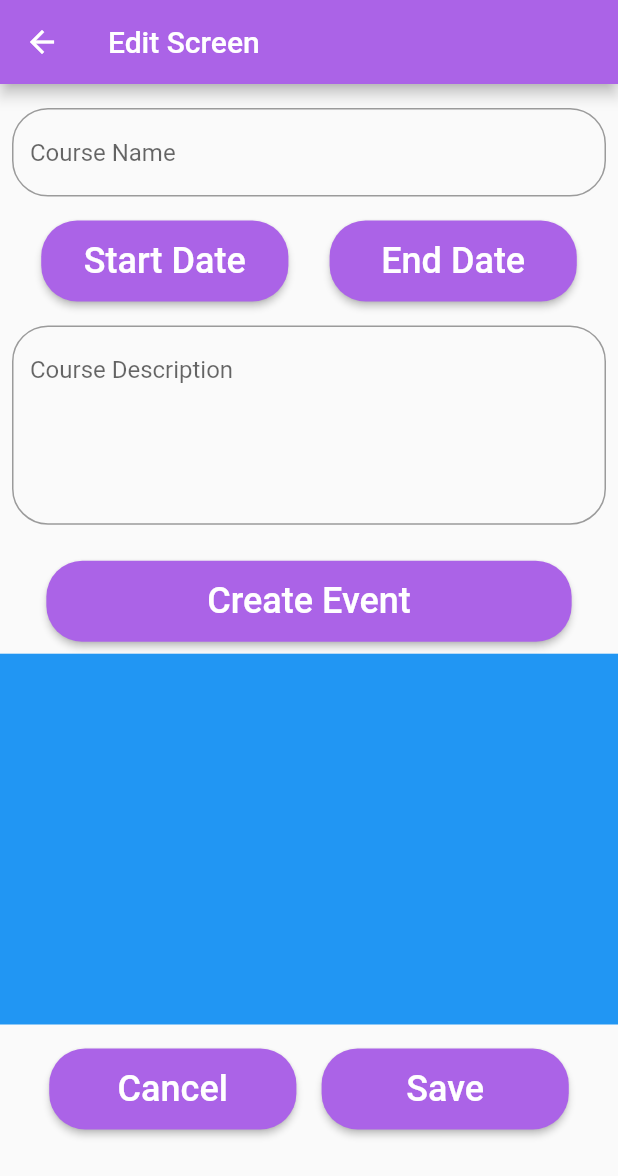
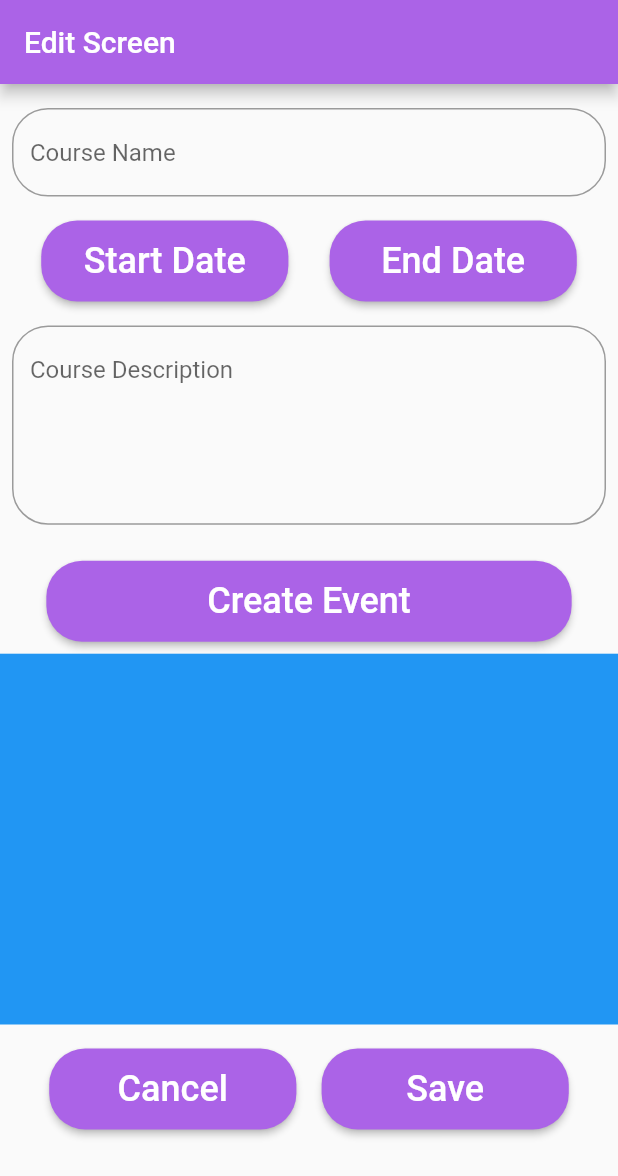
Before and after one commit to EarthLight72100/Jeson-Repository, a Flutter app: the EditScreen screen opened by its route, on a phone screen of 412 x 824 dp. Shown: the top 1176 px of the screen. Run offline on Flutter 3.47's test engine with Material 2 defaults, Android fonts, the phone set to English and light mode, and no system bars; our stand-ins replace firebase_auth, firebase_core, firebase_database, font_awesome_flutter, table_calendar; accounts and stored records are empty.

Commit message:
Work for 4/24/23
Edit functionality

```diff
--- a/jeson-new-app-main/lib/Instructor Screens/edit_screen.dart
+++ b/jeson-new-app-main/lib/Instructor Screens/edit_screen.dart
@@ -65,9 +65,19 @@ class _EditScreenState extends State<EditScreen> {
 
   @override
   Widget build(BuildContext context) {
+    if (_singleton.courseName != null) {
+      nameController.text = _singleton.courseName as String;
+      descController.text = _singleton.courseDescription as String;
+      startDate = _singleton.courseStart as DateTime;
+      startDirty = true;
+      endDate = _singleton.courseEnd as DateTime;
+      endDirty = true;
+    }
+
     return Scaffold(
         appBar: AppBar(
-            title: const Text("Edit Screen")
+            title: const Text("Edit Screen"),
+            automaticallyImplyLeading: false,
         ),
         body: SingleChildScrollView(
           child: Column(
@@ -135,12 +145,13 @@ class _EditScreenState extends State<EditScreen> {
                       // color: Colors.red,
                       height: SizeConfig.blockSizeVertical! * 20,
                       width: SizeConfig.blockSizeHorizontal! * 100,
-                      child: const Padding(
-                        padding: EdgeInsets.symmetric(horizontal: 8, vertical: 16),
+                      child: Padding(
+                        padding: const EdgeInsets.symmetric(horizontal: 8, vertical: 16),
                         child: TextField(
+                          controller: descController,
                           minLines: 5,
                           maxLines: 5,
-                          decoration: InputDecoration(
+                          decoration: const InputDecoration(
                             border: OutlineInputBorder(
                               borderRadius: BorderRadius.all(Radius.circular(24.0))
                             ),
@@ -189,7 +200,13 @@ class _EditScreenState extends State<EditScreen> {
                                 width: SizeConfig.blockSizeHorizontal! * 40,
                                 child: ElevatedButton(
                                     onPressed: () {
+                                      _singleton.courseName = null;
+                                      _singleton.courseDescription = null;
+                                      _singleton.courseStart = null;
+                                      _singleton.courseEnd = null;
                                       _singleton.events.clear();
+                                      _singleton.status = "viewing";
+                                      _singleton.courseCode = null;
                                       Navigator.pop(context);
                                     },
                                     style: ElevatedButton.styleFrom(
@@ -216,7 +233,7 @@ class _EditScreenState extends State<EditScreen> {
 
                                       DatabaseReference mDatabase =
                                         FirebaseDatabase.instance.ref();
-                                      String courseCode = generateCourseCode();
+                                      String courseCode = (_singleton.courseCode != null) ? _singleton.courseCode as String : generateCourseCode();
                                       mDatabase.child("${AuthenticationHelper().user.uid}/courses/$courseCode").update(data).then((value) {
                                         mDatabase.child("courses/$courseCode").set(AuthenticationHelper().user.uid);
                                         _singleton.events.clear();
--- a/jeson-new-app-main/lib/routes.dart
+++ b/jeson-new-app-main/lib/routes.dart
@@ -4,6 +4,7 @@ import 'checker.dart';
 import 'package:jeson_flutter_app/Student Screens/add_course.dart';
 import 'package:jeson_flutter_app/Instructor Screens/edit_screen.dart';
 import 'package:jeson_flutter_app/Instructor Screens/event_screen.dart';
+import 'viewCourse.dart';
 import 'home.dart';
 import 'initialization.dart';
 import 'settings.dart';
@@ -18,4 +19,5 @@ var routeHolder = {
   '/settings': (context) => const SettingsScreen(),
   '/editScreen': (context) => EditScreen(),
   '/eventScreen': (context) => EventScreen(),
+  '/viewCourseScreen': (context) => ViewCoursePage(),
 };
--- a/jeson-new-app-main/lib/singleton.dart
+++ b/jeson-new-app-main/lib/singleton.dart
@@ -49,4 +49,16 @@ class Singleton extends ChangeNotifier {
     // notifyListeners();
     print(events);
   }
+
+
+  // EDIT COURSE FIELDS
+  String? courseCode;
+  String? courseName;
+  DateTime? courseStart;
+  DateTime? courseEnd;
+  String? courseDescription;
+  List<EventEntry> courseEvents = [];
+
+  // VIEW COURSE FIELDS
+  DataSnapshot? course;
 }
```
Also changed, not shown: jeson-new-app-main/lib/home.dart (+28 -2 lines), jeson-new-app-main/lib/viewCourse.dart (added, +33 -0 lines).
